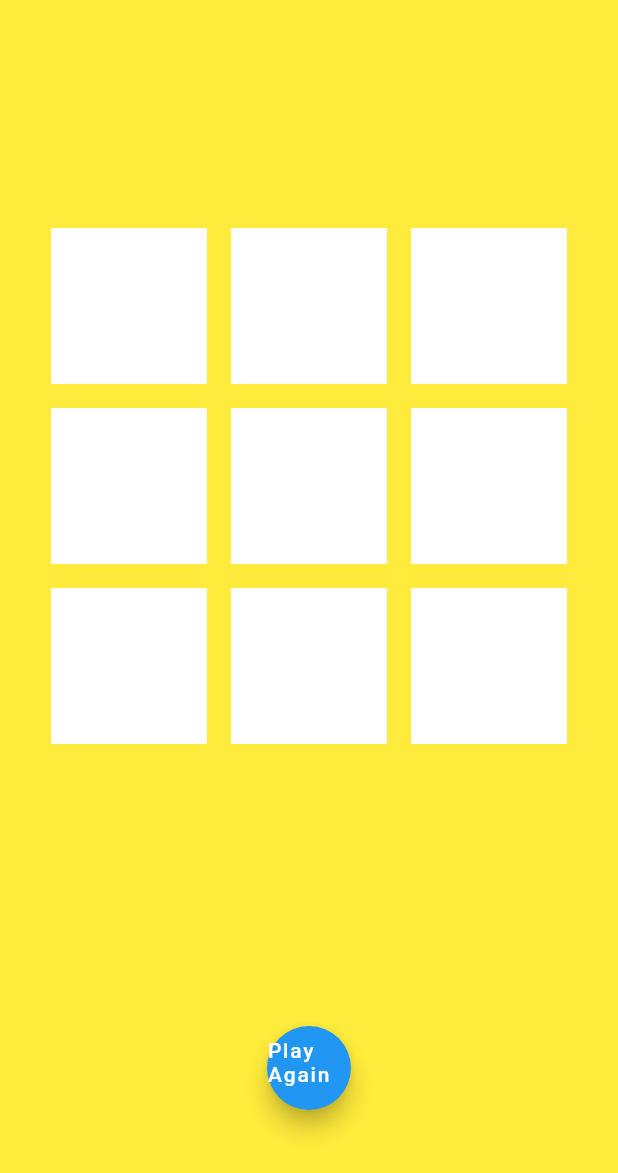
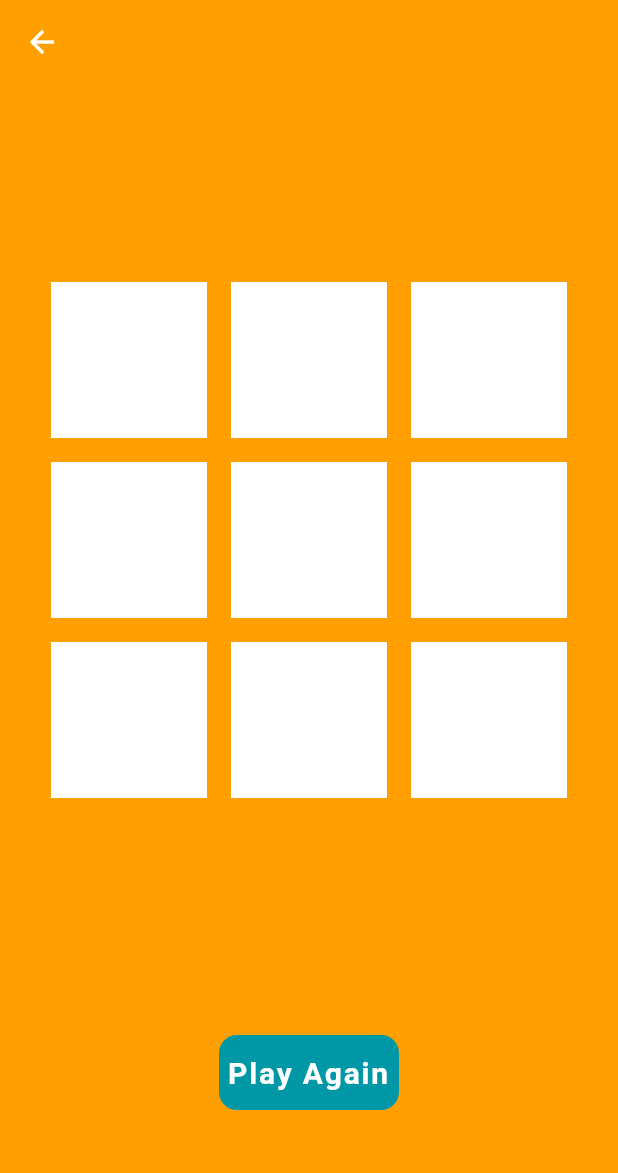
Before and after one commit to MR-BIGO/flutter_tic_tac_toe, a Flutter app: the GameScreen screen opened by its route, on a phone screen of 412 x 824 dp. Shown: the top 1173 px of the screen. Run offline on Flutter 3.47's test engine with Material 2 defaults, Android fonts, the phone set to English and light mode, and no system bars; our stand-ins replace intro_slider.

```diff
--- a/lib/presentation/screens/game_screen.dart
+++ b/lib/presentation/screens/game_screen.dart
@@ -1,5 +1,7 @@
 import 'package:flutter/material.dart';
+import 'package:flutter_tic_tac_toe/logic/game_provider.dart';
 import 'package:flutter_tic_tac_toe/presentation/widgets/list_item.dart';
+import 'package:provider/src/provider.dart';
 
 class GameScreen extends StatelessWidget {
   const GameScreen({Key? key}) : super(key: key);
@@ -7,15 +9,20 @@ class GameScreen extends StatelessWidget {
   @override
   Widget build(BuildContext context) {
     return Scaffold(
+      extendBodyBehindAppBar: true,
+      appBar: AppBar(
+        elevation: 0,
+        backgroundColor: Colors.transparent,
+      ),
       body: Container(
-        color: Colors.yellow,
+        color: Colors.amber[700],
         child: Column(
           mainAxisAlignment: MainAxisAlignment.center,
           crossAxisAlignment: CrossAxisAlignment.center,
           children: [
             Center(
               child: Padding(
-                padding: const EdgeInsets.fromLTRB(26, 100, 26, 0),
+                padding: const EdgeInsets.fromLTRB(26, 80, 26, 50),
                 child: GridView.builder(
                     shrinkWrap: true,
                     itemCount: 9,
@@ -23,24 +30,35 @@ class GameScreen extends StatelessWidget {
                         const SliverGridDelegateWithFixedCrossAxisCount(
                             crossAxisCount: 3),
                     itemBuilder: (BuildContext context, int index) {
-                      return ListItem();
+                      return ListItem(
+                        index: index,
+                      );
                     }),
               ),
             ),
             Padding(
-              padding: const EdgeInsets.fromLTRB(26, 180, 26, 40),
-              child: FloatingActionButton(
-                child: Container(
-                  decoration: ShapeDecoration(
-                      shape: RoundedRectangleBorder(
-                          borderRadius: BorderRadius.circular(20))),
-                  width: 200,
-                  height: 40,
-                  child: const Text('Play Again'),
-                ),
-                onPressed: () {},
-              ),
-            )
+                padding: const EdgeInsets.fromLTRB(26, 100, 26, 40),
+                child: SizedBox(
+                  width: 120,
+                  height: 50,
+                  child: FloatingActionButton(
+                    shape: RoundedRectangleBorder(
+                        borderRadius: BorderRadius.circular(12)),
+                    backgroundColor: Colors.cyan[700],
+                   elevation: 0,
+                    child: const Text(
+                      'Play Again',
+                      style: TextStyle(
+                        fontSize: 20,
+                        fontWeight: FontWeight.bold,
+                      ),
+                      textAlign: TextAlign.center,
+                    ),
+                    onPressed: () {
+                      context.read<GameProvider>().restart();
+                    },
+                  ),
+                ))
           ],
         ),
       ),
--- a/lib/presentation/widgets/list_item.dart
+++ b/lib/presentation/widgets/list_item.dart
@@ -1,39 +1,65 @@
 import 'package:flutter/material.dart';
+import 'package:flutter_tic_tac_toe/logic/game_provider.dart';
+import 'package:provider/src/provider.dart';
 
-class ListItem extends StatefulWidget {
-  ListItem({Key? key}) : super(key: key);
+class ListItem extends StatelessWidget {
+  const ListItem({Key? key, required this.index}) : super(key: key);
 
-  @override
-  State<ListItem> createState() => _ListItemState();
-}
-
-class _ListItemState extends State<ListItem> {
-  String symbol = "";
+  final int index;
 
   @override
   Widget build(BuildContext context) {
     return GestureDetector(
       onTap: () {
-        setState(
-          () {
-            symbol = "yes";
-          },
-        );
+        context.read<GameProvider>().playerTurn(index);
+        if (context.read<GameProvider>().winner != "") {
+          showDialog<String>(
+            context: context,
+            builder: (BuildContext context) => AlertDialog(
+              backgroundColor: Colors.yellow[100],
+              title: const Text(
+                'The winner is',
+                textAlign: TextAlign.center,
+              ),
+              content: Text(
+                Provider.of<GameProvider>(context, listen: false).winner,
+                style: const TextStyle(
+                  fontSize: 40,
+                  fontWeight: FontWeight.bold,
+                ),
+                textAlign: TextAlign.center,
+              ),
+              actions: [
+                TextButton(
+                  onPressed: () {
+                    context.read<GameProvider>().restart();
+                    Navigator.of(context).pop();
+                  },
+                  child: const Text(
+                    "Ok",
+                    style: TextStyle(
+                      color: Colors.black,
+                      fontWeight: FontWeight.bold,
+                    ),
+                  ),
+                ),
+              ],
+            ),
+          );
+        }
       },
       child: Padding(
         padding: const EdgeInsets.all(8.0),
         child: Container(
-          width: 40,
-          height: 40,
           color: Colors.white,
           child: ListTile(
             textColor: Colors.indigoAccent[700],
             title: Text(
-              symbol,
-              style: const TextStyle(
-                fontSize: 18,
-                fontWeight: FontWeight.bold,
-              ),
+              context.watch<GameProvider>().symbols[index],
+              style: TextStyle(
+                  fontSize: 50,
+                  fontWeight: FontWeight.bold,
+                  color: Colors.deepOrange[800]),
               textAlign: TextAlign.center,
             ),
           ),
--- a/pubspec.yaml
+++ b/pubspec.yaml
@@ -36,6 +36,7 @@ dependencies:
   cupertino_icons: ^1.0.2
   intro_slider: ^3.0.3
   bloc: ^8.0.3
+  provider: ^6.0.2
 
 dev_dependencies:
   flutter_test:
```
Also changed, not shown: lib/logic/game_provider.dart (added, +98 -0 lines), lib/main.dart (+10 -2 lines), lib/presentation/screens/home_screen.dart (+4 -3 lines), lib/presentation/screens/intro_slider.dart (+10 -9 lines), lib/presentation/logic/game_provider.dart (deleted), pubspec.lock.
